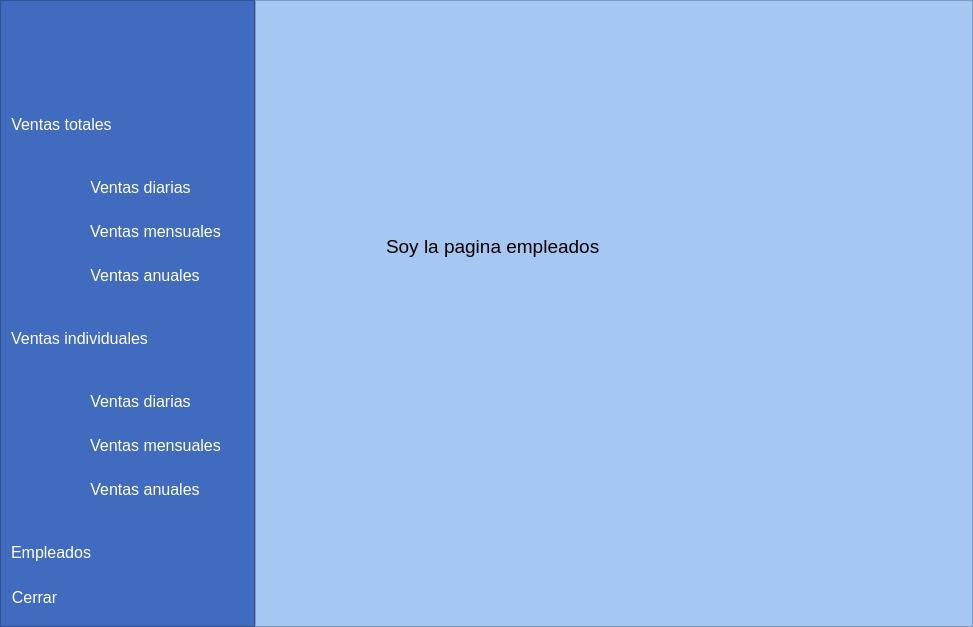
Qt form Espressoft-master/ventas.ui (JulioSD26/Espressoft) before a commit.
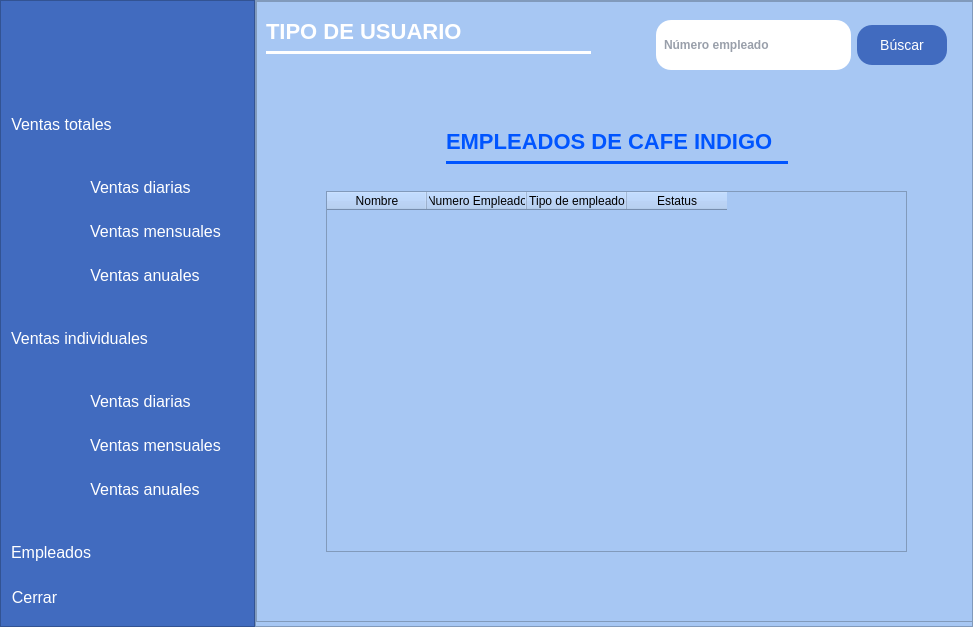
The same form after that commit. The open tabs and pages were chosen to show the change. Icons and pictures are not drawn. Custom widgets are drawn as their Qt base class.

Commit message: demo empleados

What changed in the file:
```diff
--- a/Espressoft-master/ventas.ui
+++ b/Espressoft-master/ventas.ui
@@ -4561,26 +4561,359 @@
           </widget>
          </widget>
          <widget class="QWidget" name="pagina_empleados">
-          <widget class="QLabel" name="label_3">
+          <widget class="QWidget" name="horizontalLayoutWidget">
            <property name="geometry">
             <rect>
-             <x>130</x>
-             <y>230</y>
-             <width>221</width>
-             <height>31</height>
+             <x>0</x>
+             <y>0</y>
+             <width>731</width>
+             <height>621</height>
             </rect>
            </property>
-           <property name="font">
-            <font>
-             <pointsize>14</pointsize>
-            </font>
-           </property>
-           <property name="autoFillBackground">
-            <bool>false</bool>
-           </property>
-           <property name="text">
-            <string>Soy la pagina empleados</string>
-           </property>
+           <layout class="QHBoxLayout" name="horizontalLayout_63">
+            <item>
+             <widget class="QFrame" name="frame_47">
+              <property name="frameShape">
+               <enum>QFrame::StyledPanel</enum>
+              </property>
+              <property name="frameShadow">
+               <enum>QFrame::Raised</enum>
+              </property>
+              <widget class="QWidget" name="widget_5" native="true">
+               <property name="geometry">
+                <rect>
+                 <x>10</x>
+                 <y>10</y>
+                 <width>334</width>
+                 <height>70</height>
+                </rect>
+               </property>
+               <property name="minimumSize">
+                <size>
+                 <width>0</width>
+                 <height>70</height>
+                </size>
+               </property>
+               <property name="maximumSize">
+                <size>
+                 <width>16777215</width>
+                 <height>70</height>
+                </size>
+               </property>
+               <layout class="QVBoxLayout" name="verticalLayout_35">
+                <property name="spacing">
+                 <number>0</number>
+                </property>
+                <property name="rightMargin">
+                 <number>9</number>
+                </property>
+                <property name="bottomMargin">
+                 <number>9</number>
+                </property>
+                <item>
+                 <widget class="QLabel" name="label_tipo_usuario_empleados">
+                  <property name="minimumSize">
+                   <size>
+                    <width>0</width>
+                    <height>40</height>
+                   </size>
+                  </property>
+                  <property name="maximumSize">
+                   <size>
+                    <width>16777215</width>
+                    <height>40</height>
+                   </size>
+                  </property>
+                  <property name="styleSheet">
+                   <string notr="true">QLabel {
+	color: rgb(255, 255, 255);
+	font-family: 'Montserrat';
+	font-style: normal;
+	font-weight: bold;
+	font-size: 22px;
+}</string>
+                  </property>
+                  <property name="text">
+                   <string>TIPO DE USUARIO</string>
+                  </property>
+                 </widget>
+                </item>
+                <item alignment="Qt::AlignTop">
+                 <widget class="QFrame" name="frame_48">
+                  <property name="minimumSize">
+                   <size>
+                    <width>0</width>
+                    <height>3</height>
+                   </size>
+                  </property>
+                  <property name="maximumSize">
+                   <size>
+                    <width>16777215</width>
+                    <height>4</height>
+                   </size>
+                  </property>
+                  <property name="styleSheet">
+                   <string notr="true">background-color: rgb(255, 255, 255);
+border-radius: 2px;</string>
+                  </property>
+                  <property name="frameShape">
+                   <enum>QFrame::StyledPanel</enum>
+                  </property>
+                  <property name="frameShadow">
+                   <enum>QFrame::Raised</enum>
+                  </property>
+                 </widget>
+                </item>
+               </layout>
+              </widget>
+              <widget class="QWidget" name="layoutWidget">
+               <property name="geometry">
+                <rect>
+                 <x>400</x>
+                 <y>10</y>
+                 <width>291</width>
+                 <height>68</height>
+                </rect>
+               </property>
+               <layout class="QHBoxLayout" name="horizontalLayout_64">
+                <property name="leftMargin">
+                 <number>0</number>
+                </property>
+                <property name="topMargin">
+                 <number>9</number>
+                </property>
+                <property name="rightMargin">
+                 <number>0</number>
+                </property>
+                <property name="bottomMargin">
+                 <number>9</number>
+                </property>
+                <item>
+                 <widget class="QFrame" name="frame_49">
+                  <property name="minimumSize">
+                   <size>
+                    <width>0</width>
+                    <height>50</height>
+                   </size>
+                  </property>
+                  <property name="styleSheet">
+                   <string notr="true">QFrame {
+	background-color: rgb(255, 255, 255);
+	border-radius: 15px;
+}</string>
+                  </property>
+                  <property name="frameShape">
+                   <enum>QFrame::StyledPanel</enum>
+                  </property>
+                  <property name="frameShadow">
+                   <enum>QFrame::Raised</enum>
+                  </property>
+                  <layout class="QHBoxLayout" name="horizontalLayout_65">
+                   <property name="leftMargin">
+                    <number>6</number>
+                   </property>
+                   <property name="topMargin">
+                    <number>6</number>
+                   </property>
+                   <property name="rightMargin">
+                    <number>6</number>
+                   </property>
+                   <property name="bottomMargin">
+                    <number>6</number>
+                   </property>
+                   <item>
+                    <widget class="QLineEdit" name="campo_nombre_empleado_empleados">
+                     <property name="sizePolicy">
+                      <sizepolicy hsizetype="Preferred" vsizetype="Preferred">
+                       <horstretch>0</horstretch>
+                       <verstretch>0</verstretch>
+                      </sizepolicy>
+                     </property>
+                     <property name="styleSheet">
+                      <string notr="true">background-color: rgb(255, 255, 255);
+font-family: 'Montserrat';
+font-style: normal;
+font-weight: 600;
+font-size: 12px;
+color: rgb(52, 64, 85);
+border: none;</string>
+                     </property>
+                     <property name="placeholderText">
+                      <string>Número empleado</string>
+                     </property>
+                     <property name="clearButtonEnabled">
+                      <bool>false</bool>
+                     </property>
+                    </widget>
+                   </item>
+                  </layout>
+                 </widget>
+                </item>
+                <item>
+                 <widget class="QPushButton" name="boton_buscar_empleados">
+                  <property name="minimumSize">
+                   <size>
+                    <width>30</width>
+                    <height>40</height>
+                   </size>
+                  </property>
+                  <property name="maximumSize">
+                   <size>
+                    <width>90</width>
+                    <height>16777215</height>
+                   </size>
+                  </property>
+                  <property name="styleSheet">
+                   <string notr="true">QPushButton {
+	background-color: rgb(65, 107, 191);
+	color: rgb(255, 255, 255);
+	font-family: 'Montserrat';
+	font-style: normal;
+	font-weight: 400;
+	font-size: 14px;
+	border-radius : 15px;
+}</string>
+                  </property>
+                  <property name="text">
+                   <string>Búscar</string>
+                  </property>
+                 </widget>
+                </item>
+               </layout>
+              </widget>
+              <widget class="QWidget" name="widget_6" native="true">
+               <property name="geometry">
+                <rect>
+                 <x>40</x>
+                 <y>110</y>
+                 <width>651</width>
+                 <height>471</height>
+                </rect>
+               </property>
+               <widget class="QWidget" name="widget_7" native="true">
+                <property name="geometry">
+                 <rect>
+                  <x>150</x>
+                  <y>10</y>
+                  <width>351</width>
+                  <height>70</height>
+                 </rect>
+                </property>
+                <property name="minimumSize">
+                 <size>
+                  <width>0</width>
+                  <height>70</height>
+                 </size>
+                </property>
+                <property name="maximumSize">
+                 <size>
+                  <width>16777215</width>
+                  <height>70</height>
+                 </size>
+                </property>
+                <layout class="QVBoxLayout" name="verticalLayout_40">
+                 <property name="spacing">
+                  <number>0</number>
+                 </property>
+                 <property name="rightMargin">
+                  <number>9</number>
+                 </property>
+                 <property name="bottomMargin">
+                  <number>9</number>
+                 </property>
+                 <item>
+                  <widget class="QLabel" name="label_tipo_usuario_empleados_2">
+                   <property name="minimumSize">
+                    <size>
+                     <width>0</width>
+                     <height>40</height>
+                    </size>
+                   </property>
+                   <property name="maximumSize">
+                    <size>
+                     <width>16777215</width>
+                     <height>40</height>
+                    </size>
+                   </property>
+                   <property name="layoutDirection">
+                    <enum>Qt::LeftToRight</enum>
+                   </property>
+                   <property name="styleSheet">
+                    <string notr="true">QLabel {
+	color: rgb(0, 85, 255);
+	font-family: 'Montserrat';
+	font-style: normal;
+	font-weight: bold;
+	font-size: 22px;
+}</string>
+                   </property>
+                   <property name="text">
+                    <string>EMPLEADOS DE CAFE INDIGO</string>
+                   </property>
+                  </widget>
+                 </item>
+                 <item alignment="Qt::AlignTop">
+                  <widget class="QFrame" name="frame_50">
+                   <property name="minimumSize">
+                    <size>
+                     <width>0</width>
+                     <height>3</height>
+                    </size>
+                   </property>
+                   <property name="maximumSize">
+                    <size>
+                     <width>16777215</width>
+                     <height>4</height>
+                    </size>
+                   </property>
+                   <property name="styleSheet">
+                    <string notr="true">background-color: rgb(0, 85, 255);
+border-radius: 2px;</string>
+                   </property>
+                   <property name="frameShape">
+                    <enum>QFrame::StyledPanel</enum>
+                   </property>
+                   <property name="frameShadow">
+                    <enum>QFrame::Raised</enum>
+                   </property>
+                  </widget>
+                 </item>
+                </layout>
+               </widget>
+               <widget class="QTableWidget" name="tabla_empleados">
+                <property name="geometry">
+                 <rect>
+                  <x>30</x>
+                  <y>80</y>
+                  <width>581</width>
+                  <height>361</height>
+                 </rect>
+                </property>
+                <column>
+                 <property name="text">
+                  <string>Nombre</string>
+                 </property>
+                </column>
+                <column>
+                 <property name="text">
+                  <string>Numero Empleado</string>
+                 </property>
+                </column>
+                <column>
+                 <property name="text">
+                  <string>Tipo de empleado</string>
+                 </property>
+                </column>
+                <column>
+                 <property name="text">
+                  <string>Estatus</string>
+                 </property>
+                </column>
+               </widget>
+              </widget>
+             </widget>
+            </item>
+           </layout>
           </widget>
          </widget>
         </widget>
```
Left out of the diff: 2 changed lines with no effect on the pictures. The commit also changes 1 other file.
